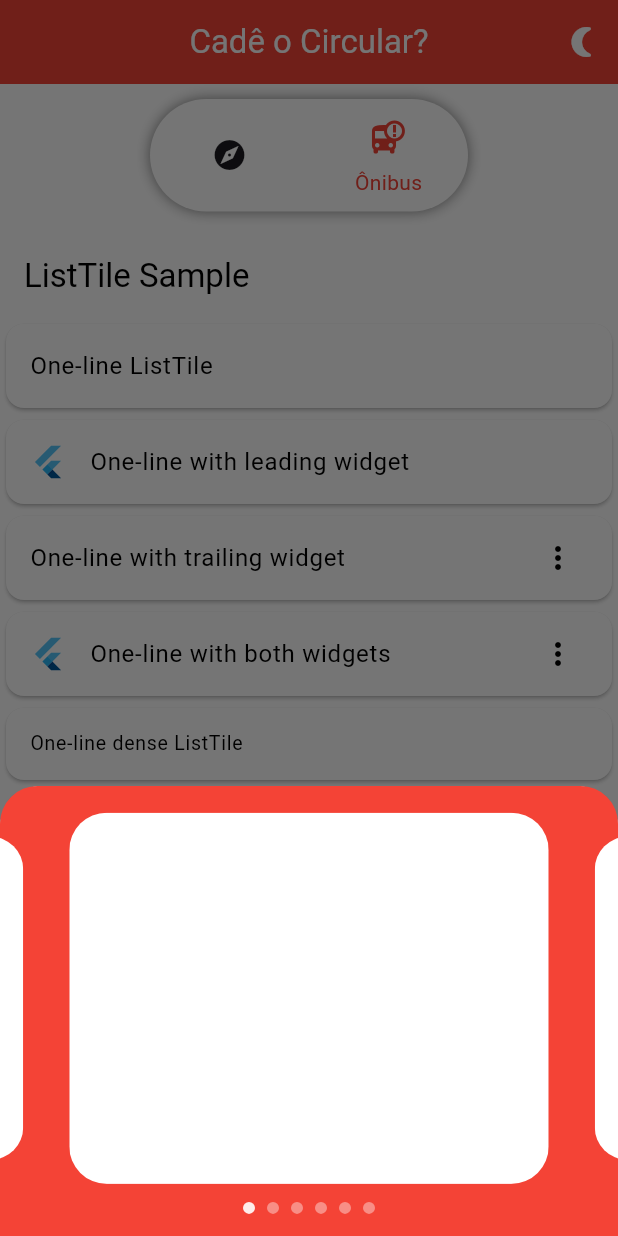
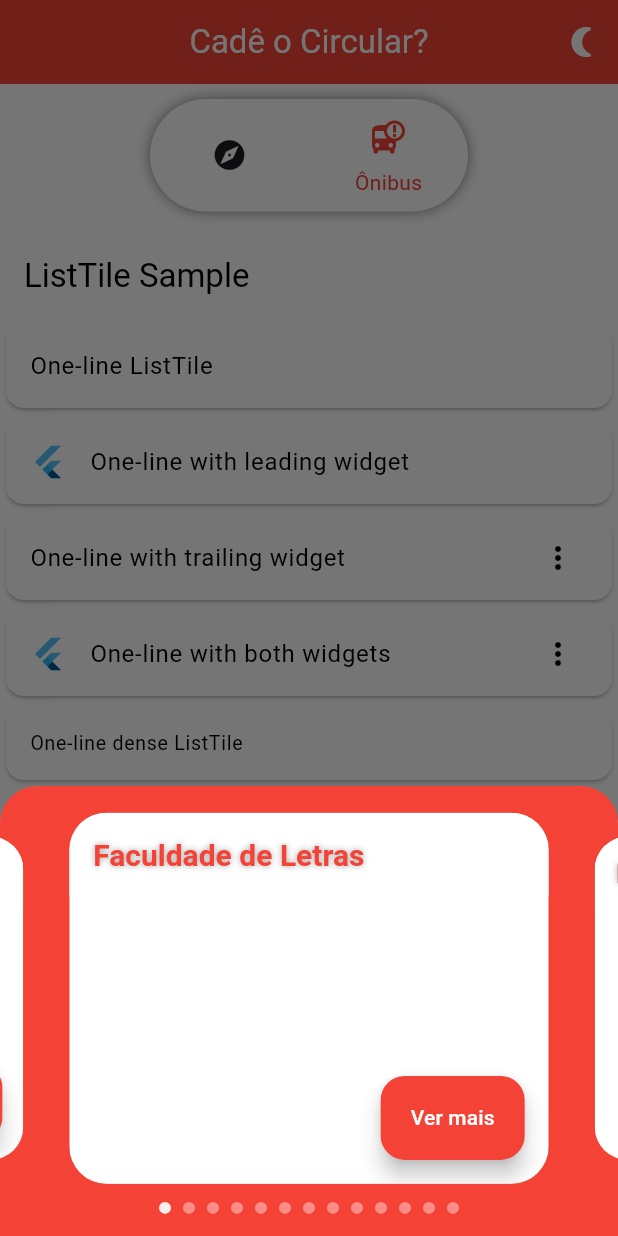
Before and after one commit to robertgvds/Aplicativo-Cade-o-Circular, a Flutter app: the screen it shows after launch, item 2 of the bottom bar chosen, after a tap on the "directions bus" icon, on a phone screen of 412 x 824 dp. Run offline on Flutter 3.47's test engine with Material 3 defaults, Android fonts, the phone set to English and light mode, and no system bars; drawn by our look-alikes of carousel_slider; our stand-ins replace flutter_map, latlong2.

Commit message:
Finalização do mapa com animações

```diff
--- a/lib/app_widget.dart
+++ b/lib/app_widget.dart
@@ -1,10 +1,12 @@
-import 'package:cadeocircularv5/pages/bus_page.dart';
-import 'package:cadeocircularv5/pages/home_page.dart';
+import 'package:cadeocircularv5/pages/home_page/bus_page.dart';
+import 'package:cadeocircularv5/pages/home_page/home_page.dart';
 import 'package:flutter/material.dart';
 import 'package:provider/provider.dart';
 import 'tema_notifier.dart';  // Substitua pelo nome do arquivo onde `TemaNotifier` está definido
 
 class MyApp extends StatelessWidget {
+  const MyApp({super.key});
+
   @override
   Widget build(BuildContext context) {
     return Consumer<TemaNotifier>(
--- /dev/null
+++ b/lib/bus_stops_provider.dart
@@ -0,0 +1,20 @@
+import 'dart:convert';
+import 'package:flutter/services.dart';
+
+class BusStopsProvider {
+  static List<dynamic> busStops = [];
+
+  static Future<void> loadBusData() async {
+    try {
+      final String response = await rootBundle.loadString('lib/assets/bus_stops.json');
+      final data = json.decode(response);
+      busStops = List.from(data['busStops']);
+    } catch (e) {
+      print("Erro ao carregar os dados dos ônibus: $e");
+    }
+  }
+
+  static List<dynamic> getBusStops() {
+    return busStops;
+  }
+}
--- a/lib/pages/bottom_page.dart
+++ b/lib/pages/card_page/bottom_page.dart
@@ -1,19 +1,24 @@
-import 'package:cadeocircularv5/widgets/carousel_bus.dart';
+import 'package:cadeocircularv5/pages/card_page/widgets/carousel_bus.dart';
 import 'package:flutter/material.dart';
 
 class BottomPage extends StatelessWidget {
+  final int idParada;
+  const BottomPage({super.key, required this.idParada});
+
   @override
   Widget build(BuildContext context) {
+
     return Container(
+      width: double.infinity,
       height: 300,
-      decoration: BoxDecoration(
+      decoration: const BoxDecoration(
         color: Colors.red,  // Fundo vermelho
         borderRadius: BorderRadius.only(
           topLeft: Radius.circular(25.0),
           topRight: Radius.circular(25.0),
         ),
       ),
-      child: CarouselWithIndicatorDemo(),
+      child: CarouselWithIndicatorDemo(idParada: idParada),
     );
   }
 }
--- a/lib/pages/parada_page.dart
+++ b/lib/pages/card_page/parada_page.dart
@@ -1,23 +1,30 @@
+import 'package:cadeocircularv5/bus_stops_provider.dart';
 import 'package:flutter/material.dart';
 
 class ParadaPage extends StatefulWidget {
-  const ParadaPage({super.key});
+  final int idParada;  // Defina um campo para armazenar o idParada
+
+  const ParadaPage({super.key, required this.idParada});  // Utilize o "this.idParada" no construtor
 
   @override
   State<ParadaPage> createState() => _ParadaPageState();
 }
 
 class _ParadaPageState extends State<ParadaPage> {
+
   @override
   Widget build(BuildContext context) {
+    // Acesse o idParada através de widget.idParada
+    var busStop = BusStopsProvider.getBusStops().elementAt(widget.idParada);
+
     return Scaffold(
       appBar: AppBar(
         title: Text(
-          "Parada x",
+          busStop['parada'],
           style: TextStyle(
             fontWeight: FontWeight.bold,
-            fontSize: 25.0,
-            shadows: [Shadow(color: Colors.grey, blurRadius: 5.0, )],
+            fontSize: 20.0,
+            shadows: const [Shadow(color: Colors.grey, blurRadius: 5.0, )],
             color: Theme.of(context).colorScheme.primary
             ),
           ),
@@ -25,7 +32,7 @@ class _ParadaPageState extends State<ParadaPage> {
       ),
       body: Container(),
       floatingActionButton: FloatingActionButton.extended(
-        label: Text("Ver mais"),
+        label: const Text("Ver mais"),
         onPressed: () {}
       ),
     );
--- /dev/null
+++ b/lib/pages/card_page/widgets/carousel_bus.dart
@@ -0,0 +1,81 @@
+import 'package:cadeocircularv5/bus_stops_provider.dart';
+import 'package:cadeocircularv5/pages/card_page/parada_page.dart';
+import 'package:cadeocircularv5/pages/home_page/widgets/map_widget.dart';
+import 'package:flutter/material.dart';
+import 'package:carousel_slider/carousel_slider.dart';
+import 'package:latlong2/latlong.dart';
+
+final List listParadaPage = [
+  for(int i = 0; i < BusStopsProvider.getBusStops().length; i++) ParadaPage(idParada: i)
+];
+
+class CarouselWithIndicatorDemo extends StatefulWidget {
+  final int idParada;
+  //final Function(LatLng) onMoveMap;
+
+  const CarouselWithIndicatorDemo({super.key, required this.idParada});
+
+  @override
+  State<StatefulWidget> createState() {
+    return _CarouselWithIndicatorState();
+  }
+}
+
+class _CarouselWithIndicatorState extends State<CarouselWithIndicatorDemo> {
+  int _current = 0;
+  final CarouselSliderController _controller = CarouselSliderController();
+
+  @override
+  Widget build(BuildContext context) {
+    final List<Widget> stopsBus = listParadaPage
+        .map((item) => Container(
+          margin: const EdgeInsets.all(5.0),
+          child: ClipRRect(
+              borderRadius: const BorderRadius.all(Radius.circular(25.0)),
+              child: Stack(
+                children: <Widget>[
+                  item,
+                ],
+              )),
+        ))
+        .toList();
+
+    return Column(mainAxisAlignment: MainAxisAlignment.center, children: [
+      CarouselSlider(
+        items: stopsBus,
+        carouselController: _controller,
+        options: CarouselOptions(
+            initialPage: widget.idParada,
+            autoPlay: true,
+            enlargeCenterPage: true,
+            aspectRatio: 1.6,
+            onPageChanged: (index, reason) {
+              setState(() {
+                _current = index;
+              });
+              MapWidget.moveMap(LatLng(BusStopsProvider.getBusStops().elementAt(index)['latitude'], BusStopsProvider.getBusStops().elementAt(index)['longitude']));
+            }),
+      ),
+      Container(
+        height: 5.0,
+      ),
+      Row(
+          mainAxisAlignment: MainAxisAlignment.center,
+          children: stopsBus.asMap().entries.map((entry) {
+            return GestureDetector(
+              onTap: () => _controller.animateToPage(entry.key),
+              child: Container(
+                width: 8.0,
+                height: 8.0,
+                margin:
+                    const EdgeInsets.symmetric(vertical: 2.0, horizontal: 4.0),
+                decoration: BoxDecoration(
+                    shape: BoxShape.circle,
+                    color: (Theme.of(context).colorScheme.surface)
+                        .withOpacity(_current == entry.key ? 0.9 : 0.4)),
+              ),
+            );
+          }).toList()),
+    ]);
+  }
+}
--- a/lib/pages/bus_page.dart
+++ b/lib/pages/home_page/bus_page.dart
@@ -1,4 +1,4 @@
-import 'package:cadeocircularv5/listBus.dart';
+import 'package:cadeocircularv5/pages/home_page/widgets/listBus.dart';
 import 'package:flutter/material.dart';
 
 class BusPage extends StatefulWidget {
@@ -16,7 +16,7 @@ class _BusPageState extends State<BusPage> {
 
   @override
   Widget build(BuildContext context) {
-    return Padding(
+    return const Padding(
       padding: EdgeInsets.only(top: 100),
       child: ListBus(
 
--- a/lib/pages/home_page.dart
+++ b/lib/pages/home_page/home_page.dart
@@ -1,8 +1,8 @@
-import 'package:cadeocircularv5/pages/bottom_page.dart';
-import 'package:cadeocircularv5/pages/bus_page.dart';
-import 'package:cadeocircularv5/pages/map_page.dart';
+import 'package:cadeocircularv5/pages/card_page/bottom_page.dart';
+import 'package:cadeocircularv5/pages/home_page/bus_page.dart';
+import 'package:cadeocircularv5/pages/home_page/map_page.dart';
 import 'package:cadeocircularv5/tema_notifier.dart';
-import 'package:cadeocircularv5/widgets/navigationbar_widget.dart';
+import 'package:cadeocircularv5/pages/home_page/widgets/navigationbar_widget.dart';
 import 'package:flutter/material.dart';
 import 'package:provider/provider.dart';
 
@@ -48,7 +48,7 @@ class _HomePageState extends State<HomePage> {
         child: Stack(
           alignment: Alignment.topCenter,
           children: <Widget>[
-            (_selectedOption == 0) ? MapPage() : BusPage(),
+            (_selectedOption == 0) ? const MapPage() : const BusPage(),
             Padding(
               padding: const EdgeInsets.symmetric(vertical: 10, horizontal: 100),
               child: Container(
@@ -80,7 +80,7 @@ class _HomePageState extends State<HomePage> {
           showModalBottomSheet<void>(
             context: context,
             builder: (BuildContext context) {
-              return BottomPage();
+              return const BottomPage(idParada: 0);
             },
           );
         },
--- a/lib/pages/map_page.dart
+++ b/lib/pages/home_page/map_page.dart
@@ -1,4 +1,4 @@
-import 'package:cadeocircularv5/widgets/map_widget.dart';
+import 'package:cadeocircularv5/pages/home_page/widgets/map_widget.dart';
 import 'package:flutter/material.dart';
 
 class MapPage extends StatefulWidget {
@@ -17,6 +17,6 @@ class _MapPageState extends State<MapPage> {
 
   @override
   Widget build(BuildContext context) {
-    return MapWidget();
+    return const MapWidget();
   }
 }
--- /dev/null
+++ b/lib/pages/home_page/widgets/map_widget.dart
@@ -0,0 +1,171 @@
+import 'package:cadeocircularv5/bus_stops_provider.dart';
+import 'package:flutter/material.dart';
+import 'package:flutter_map/flutter_map.dart';
+import 'package:latlong2/latlong.dart';
+import 'package:cadeocircularv5/pages/card_page/bottom_page.dart';
+
+class MapWidget extends StatefulWidget {
+  const MapWidget({super.key});
+
+  static void moveMap(LatLng newCenter) {
+    _MapWidgetState.moveMap(newCenter);
+  }
+
+  @override
+  _MapWidgetState createState() => _MapWidgetState();
+}
+
+class _MapWidgetState extends State<MapWidget> with SingleTickerProviderStateMixin {
+  late MapController _mapController;
+  late AnimationController _animationController;
+  late Animation<LatLng> _animation;
+  LatLng _currentCenter = const LatLng(-21.775270, -43.368840);
+
+  // Static reference to MapWidgetState instance
+  static _MapWidgetState? _instance;
+
+  @override
+  void initState() {
+    super.initState();
+    _mapController = MapController();
+    _loadBusData = BusStopsProvider.loadBusData().then((_) => _populateMarkers());
+    _animationController = AnimationController(
+      duration: const Duration(seconds: 1), // Duração da animação
+      vsync: this,
+    );
+
+    // Set the static instance to this instance
+    _instance = this;
+  }
+
+  @override
+  void dispose() {
+    _animationController.dispose();
+    super.dispose();
+  }
+
+  // Static method to move the map
+  static void moveMap(LatLng newCenter) {
+    _instance?._moveMapToNewLocation(newCenter);
+  }
+
+  // Method to animate the map movement
+  void _moveMapToNewLocation(LatLng newCenter) {
+    final LatLng oldCenter = _currentCenter;
+    _animation = LatLngTween(begin: oldCenter, end: newCenter).animate(
+      CurvedAnimation(
+        parent: _animationController,
+        curve: Curves.easeInOut,
+      ),
+    );
+
+    _animation.addListener(() {
+      _mapController.move(_animation.value, 17);
+      setState(() {
+        _currentCenter = _animation.value;
+      });
+    });
+
+    _animationController.forward(from: 0.0);
+  }
+
+  final Map<int, Marker> _markers = {};
+  late Future<void> _loadBusData;
+
+  final double _limitFactor = 0.02;
+
+  void _populateMarkers() {
+    for (var stop in BusStopsProvider.getBusStops().asMap().entries) {
+      _markers[stop.value['id']] = Marker(
+        rotate: true,
+        point: LatLng(stop.value['latitude'], stop.value['longitude']),
+        height: 50,
+        width: 50,
+        alignment: Alignment.center,
+        child: GestureDetector(
+          onTap: () {
+            _moveMapToNewLocation(LatLng(stop.value['latitude'], stop.value['longitude']));
+            showModalBottomSheet<void>(
+              context: context,
+              builder: (BuildContext context) {
+                return BottomPage(idParada: stop.key);
+              },
+            );
+          },
+          child: const Center(
+            child: Icon(
+              Icons.location_on_rounded,
+              color: Colors.red,
+              size: 50,
+            ),
+          ),
+        ),
+      );
+    }
+    setState(() {});
+  }
+
+  List<Marker> getMarkers() {
+    return List.from(_markers.values);
+  }
+
+  bool _isWithinLimits(LatLng center) {
+    return (center.latitude >= _currentCenter.latitude - _limitFactor &&
+            center.latitude <= _currentCenter.latitude + _limitFactor) &&
+        (center.longitude >= _currentCenter.longitude - _limitFactor &&
+            center.longitude <= _currentCenter.longitude + _limitFactor);
+  }
+
+  TileLayer get mapTileLayer {
+    bool isDarkMode = Theme.of(context).brightness == Brightness.dark;
+
+    String tileUrl = isDarkMode
+        ? 'https://tiles.stadiamaps.com/tiles/alidade_smooth_dark/{z}/{x}/{y}{r}.png?api_key=dbe29069-000a-4e4e-9443-e148af835ff6'
+        : 'https://tiles.stadiamaps.com/tiles/alidade_smooth/{z}/{x}/{y}{r}.png?api_key=dbe29069-000a-4e4e-9443-e148af835ff6';
+
+    return TileLayer(
+      urlTemplate: tileUrl,
+      additionalOptions: const {
+        "api_key": 'dbe29069-000a-4e4e-9443-e148af835ff6'
+      },
+      retinaMode: true,
+      subdomains: const ['a', 'b', 'c'],
+      userAgentPackageName: 'dev.fleaflet.flutter_map.example',
+    );
+  }
+
+  @override
+  Widget build(BuildContext context) {
+    return FutureBuilder<void>(
+      future: _loadBusData,
+      builder: (context, snapshot) {
+        if (snapshot.connectionState == ConnectionState.waiting) {
+          return const Center(child: CircularProgressIndicator());
+        } else if (snapshot.hasError) {
+          return const Center(child: Text('Erro ao carregar o mapa'));
+        }
+        return FlutterMap(
+          mapController: _mapController,
+          options: MapOptions(
+            initialCenter: _currentCenter,
+            initialZoom: 17,
+            maxZoom: 20.0,
+            minZoom: 10.0,
+            interactionOptions:
+                const InteractionOptions(flags: InteractiveFlag.all),
+            backgroundColor: Theme.of(context).colorScheme.surface,
+            onPositionChanged: (position, hasGesture) {
+              if (!_isWithinLimits(position.center)) {
+                _mapController?.move(_currentCenter, position.zoom);
+              }
+            },
+          ),
+          children: [
+            mapTileLayer,
+            MarkerLayer(markers: getMarkers()),
+          ],
+        );
+      },
+    );
+  }
+}
--- a/lib/tema_notifier.dart
+++ b/lib/tema_notifier.dart
@@ -20,11 +20,11 @@ class TemaNotifier extends ChangeNotifier {
     _themeData = _darkTheme
         ? ThemeData.dark().copyWith(
             primaryColor: Colors.red,
-            scaffoldBackgroundColor: const Color.fromARGB(255, 25, 25, 25), colorScheme: ColorScheme.dark(primary: Colors.red).copyWith(surface: const Color.fromARGB(255, 25, 25, 25)),
+            scaffoldBackgroundColor: const Color.fromARGB(255, 25, 25, 25), colorScheme: const ColorScheme.dark(primary: Colors.red).copyWith(surface: const Color.fromARGB(255, 25, 25, 25)),
           )
         : ThemeData.light().copyWith(
             primaryColor: Colors.red,
-            scaffoldBackgroundColor: Colors.white, colorScheme: ColorScheme.light(primary: Colors.red).copyWith(surface: Colors.white),
+            scaffoldBackgroundColor: Colors.white, colorScheme: const ColorScheme.light(primary: Colors.red).copyWith(surface: Colors.white),
           );
   }
 }
--- a/lib/widgets/carousel_bus.dart
+++ /dev/null
@@ -1,79 +0,0 @@
-import 'package:flutter/material.dart';
-import 'package:carousel_slider/carousel_slider.dart';
-
-final List<String> imgList = [
-  'https://images.unsplash.com/photo-1520342868574-5fa3804e551c?ixlib=rb-0.3.5&ixid=eyJhcHBfaWQiOjEyMDd9&s=6ff92caffcdd63681a35134a6770ed3b&auto=format&fit=crop&w=1951&q=80',
-  'https://images.unsplash.com/photo-1522205408450-add114ad53fe?ixlib=rb-0.3.5&ixid=eyJhcHBfaWQiOjEyMDd9&s=368f45b0888aeb0b7b08e3a1084d3ede&auto=format&fit=crop&w=1950&q=80',
-  'https://images.unsplash.com/photo-1519125323398-675f0ddb6308?ixlib=rb-0.3.5&ixid=eyJhcHBfaWQiOjEyMDd9&s=94a1e718d89ca60a6337a6008341ca50&auto=format&fit=crop&w=1950&q=80',
-  'https://images.unsplash.com/photo-1523205771623-e0faa4d2813d?ixlib=rb-0.3.5&ixid=eyJhcHBfaWQiOjEyMDd9&s=89719a0d55dd05e2deae4120227e6efc&auto=format&fit=crop&w=1953&q=80',
-  'https://images.unsplash.com/photo-1508704019882-f9cf40e475b4?ixlib=rb-0.3.5&ixid=eyJhcHBfaWQiOjEyMDd9&s=8c6e5e3aba713b17aa1fe71ab4f0ae5b&auto=format&fit=crop&w=1352&q=80',
-  'https://images.unsplash.com/photo-1519985176271-adb1088fa94c?ixlib=rb-0.3.5&ixid=eyJhcHBfaWQiOjEyMDd9&s=a0c8d632e977f94e5d312d9893258f59&auto=format&fit=crop&w=1355&q=80'
-];
-
-class CarouselWithIndicatorDemo extends StatefulWidget {
-  const CarouselWithIndicatorDemo({super.key});
-
-  @override
-  State<StatefulWidget> createState() {
-    return _CarouselWithIndicatorState();
-  }
-}
-
-class _CarouselWithIndicatorState extends State<CarouselWithIndicatorDemo> {
-  int _current = 0;
-  final CarouselSliderController _controller = CarouselSliderController();
-
-  @override
-  Widget build(BuildContext context) {
-    final List<Widget> imageSliders = imgList
-    .map((item) => Container(
-          child: Container(
-            margin: const EdgeInsets.all(5.0),
-            child: ClipRRect(
-                borderRadius: const BorderRadius.all(Radius.circular(25.0)),
-                child: Stack(
-                  children: <Widget>[
-                    Container(color: Theme.of(context).colorScheme.surface),
-                  ],
-                )),
-          ),
-        ))
-    .toList();
-
-    return Column(mainAxisAlignment: MainAxisAlignment.center, children: [
-      CarouselSlider(
-        items: imageSliders,
-        carouselController: _controller,
-        options: CarouselOptions(
-            autoPlay: true,
-            enlargeCenterPage: true,
-            aspectRatio: 1.6,
-            onPageChanged: (index, reason) {
-              setState(() {
-                _current = index;
-              });
-            }),
-      ),
-      Container(
-        height: 5.0,
-      ),
-      Row(
-          mainAxisAlignment: MainAxisAlignment.center,
-          children: imgList.asMap().entries.map((entry) {
-            return GestureDetector(
-              onTap: () => _controller.animateToPage(entry.key),
-              child: Container(
-                width: 8.0,
-                height: 8.0,
-                margin:
-                    const EdgeInsets.symmetric(vertical: 2.0, horizontal: 4.0),
-                decoration: BoxDecoration(
-                    shape: BoxShape.circle,
-                    color: (Theme.of(context).colorScheme.surface)
-                        .withOpacity(_current == entry.key ? 0.9 : 0.4)),
-              ),
-            );
-          }).toList()),
-    ]);
-  }
-}
--- a/lib/widgets/map_widget.dart
+++ /dev/null
@@ -1,140 +0,0 @@
-import 'dart:convert';
-import 'package:cadeocircularv5/pages/bottom_page.dart';
-import 'package:flutter/material.dart';
-import 'package:flutter/services.dart';
-import 'package:flutter_map/flutter_map.dart';
-import 'package:latlong2/latlong.dart';
-
-class MapWidget extends StatefulWidget {
-  const MapWidget({super.key});
-
-  @override
-  _MapWidgetState createState() => _MapWidgetState();
-}
-
-class _MapWidgetState extends State<MapWidget> {
-  Map<int, Marker> _markers = {};
-  late Future<void> _loadBusData;
-
-  @override
-  void initState() {
-    super.initState();
-    _loadBusData = loadBusData();
-  }
-
-  Future<void> loadBusData() async {
-    try {
-      final String response = await rootBundle.loadString('lib/assets/bus_stops.json');
-      final data = json.decode(response);
-
-      List busStops = data['busStops'];
-      for (var stop in busStops) {
-        _markers[stop['id']] = Marker(
-        rotate: true,
-        point: LatLng(stop['latitude'], stop['longitude']),
-        height: 50,
-        width: 50,
-        alignment: Alignment.center,
-        child: GestureDetector(
-          onTap: () {
-            showModalBottomSheet<void>(
-              context: context,
-              builder: (BuildContext context) {
-                return BottomPage();
-              },
-            );
-          },
-          child: Stack(
-            alignment: Alignment.center,
-            children: [
-              Container(
-                alignment: Alignment.center,
-                width: 20,  // Ajuste o tamanho do fundo se necessário
-                height: 20,
-                color: const Color.fromARGB(255, 131, 0, 0), // Cor de fundo ajustada
-              ),
-              const Center(
-                  child: Icon(
-                    Icons.location_on_rounded,
-                    color: Colors.red,
-                    size: 50,  // Ajuste o tamanho do ícone se necessário
-                  ),
-                ),
-            ],
-          ),
-        ),
-      );
-      }
-      setState(() {});
-    } catch (e) {
-      print("Erro ao carregar os dados dos ônibus: $e");
-    }
-  }
-
-  List<Marker> getMarkers() {
-    return List.from(_markers.values);
-  }
-
-  final MapController _mapController = MapController();
-
-  final LatLng _initialCenter = const LatLng(-21.775270, -43.368840);
-  final double _limitFactor = 0.01;
-
-  bool _isWithinLimits(LatLng center) {
-    return (center.latitude >= _initialCenter.latitude - _limitFactor &&
-            center.latitude <= _initialCenter.latitude + _limitFactor) &&
-        (center.longitude >= _initialCenter.longitude - _limitFactor &&
-            center.longitude <= _initialCenter.longitude + _limitFactor);
-  }
-
-TileLayer get mapTileLayer {
-  bool isDarkMode = Theme.of(context).brightness == Brightness.dark;
-
-  String tileUrl = isDarkMode
-      ? 'https://tiles.stadiamaps.com/tiles/alidade_smooth_dark/{z}/{x}/{y}{r}.png?api_key=dbe29069-000a-4e4e-9443-e148af835ff6' // Tema escuro intermediário (menos intenso)
-      : 'https://tiles.stadiamaps.com/tiles/alidade_smooth/{z}/{x}/{y}{r}.png?api_key=dbe29069-000a-4e4e-9443-e148af835ff6'; // Tema claro padrão
-
-  return TileLayer(
-    urlTemplate: tileUrl,
-    additionalOptions: {
-        "api_key": 'dbe29069-000a-4e4e-9443-e148af835ff6'
-      },
-    subdomains: ['a', 'b', 'c'],
-    userAgentPackageName: 'dev.fleaflet.flutter_map.example',
-  );
-}
-
-  @override
-  Widget build(BuildContext context) {
-    return FutureBuilder<void>(
-      future: _loadBusData,
-      builder: (context, snapshot) {
-        if (snapshot.connectionState == ConnectionState.waiting) {
-          return Center(child: CircularProgressIndicator());
-        } else if (snapshot.hasError) {
-          return Center(child: Text('Erro ao carregar o mapa'));
-        }
-        return FlutterMap(
-          mapController: _mapController,
-          options: MapOptions(
-            initialCenter: _initialCenter,
-            initialZoom: 17,
-            maxZoom: 20.0,
-            minZoom: 10.0,
-            interactionOptions: const InteractionOptions(flags: InteractiveFlag.all),
-            backgroundColor: Theme.of(context).colorScheme.surface,
-            onPositionChanged: (position, hasGesture) {
-              if (!_isWithinLimits(position.center)) {
-                _mapController.move(_initialCenter, position.zoom);
-              }
-            },
-          ),
-          children: [
-            mapTileLayer,
-            MarkerLayer(markers: getMarkers()),
-          ],
-        );
-      },
-    );
-  }
-}
```
Also changed, not shown: lib/assets/bus_stops.json (+13 -13 lines), lib/load_data.dart (deleted, +0 -58 lines), lib/pages/home_page/widgets/listBus.dart (renamed from lib/listBus.dart), lib/pages/home_page/widgets/navigationbar_widget.dart (renamed from lib/widgets/navigationbar_widget.dart).
